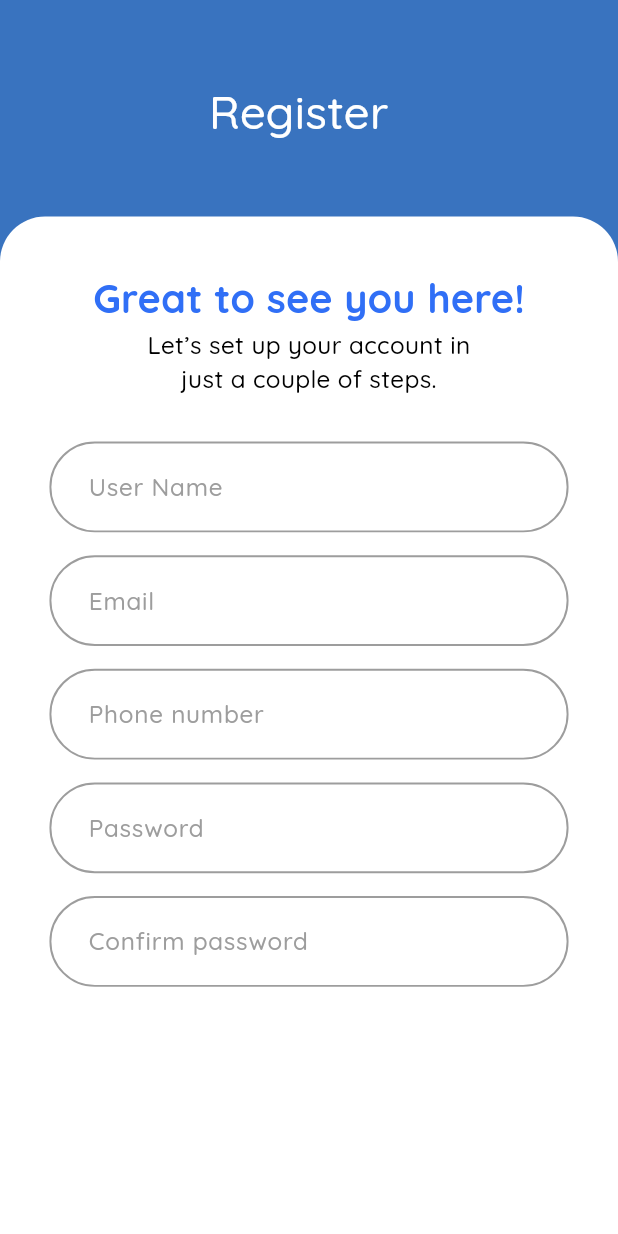
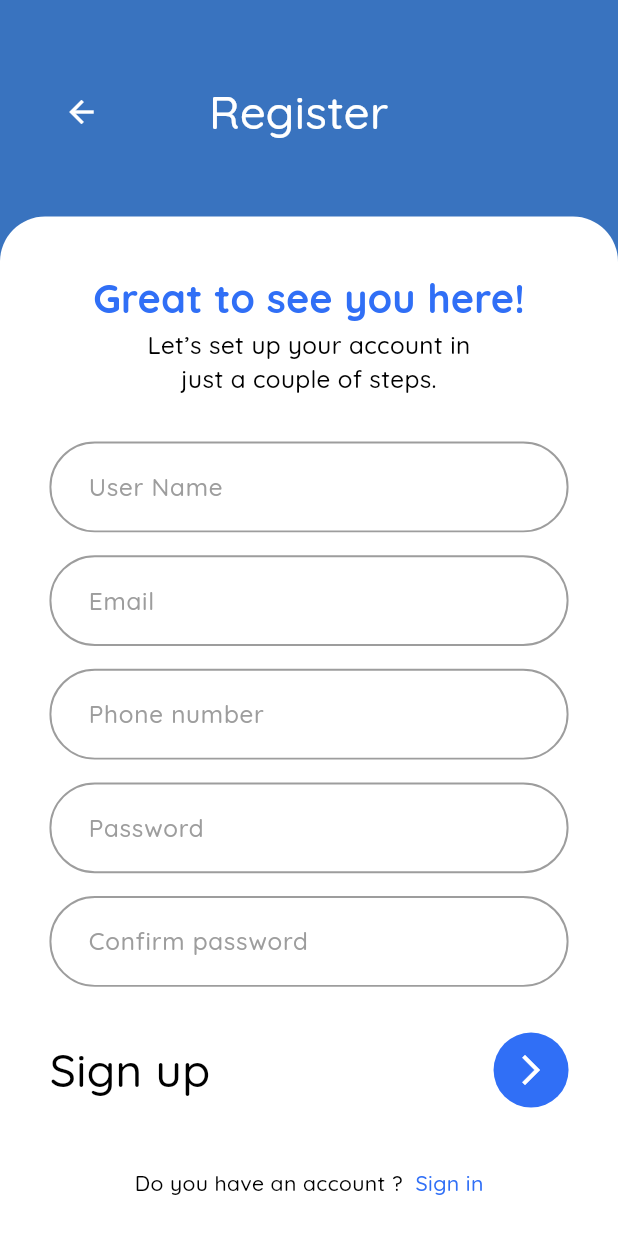
Before and after one commit to M7mdAbolila/shuwaikh, a Flutter app: the SignupScreen screen opened by its route, on a phone screen of 412 x 824 dp. Run offline on Flutter 3.47's test engine with Material 3 defaults, Android fonts, the phone set to English and light mode, and no system bars; our stand-ins replace flutter_screenutil, flutter_svg.

Commit message:
finish signup ui

```diff
--- /dev/null
+++ b/lib/features/sign_up/ui/widgets/have_account_text.dart
@@ -0,0 +1,31 @@
+import 'package:flutter/material.dart';
+import 'package:shuwaikh/core/helpers/extensions.dart';
+import 'package:shuwaikh/core/theming/styles.dart';
+
+import '../../../../core/routing/routes.dart';
+
+class HaveAnAccountText extends StatelessWidget {
+  const HaveAnAccountText({super.key});
+
+  @override
+  Widget build(BuildContext context) {
+    return InkWell(
+      onTap: () {
+        context.pushNamed(Routes.loginScreen);
+      },
+      child: Row(
+        mainAxisSize: MainAxisSize.min,
+        children: [
+          Text(
+            'Do you have an account ? ',
+            style: TextStyles.font14Black400Weight,
+          ),
+          Text(
+            ' Sign in',
+            style: TextStyles.font14Blue400Weight,
+          )
+        ],
+      ),
+    );
+  }
+}
--- a/lib/features/sign_up/ui/widgets/sign_up_body.dart
+++ b/lib/features/sign_up/ui/widgets/sign_up_body.dart
@@ -1,5 +1,7 @@
 import 'package:flutter/material.dart';
 import 'package:flutter_screenutil/flutter_screenutil.dart';
+import 'package:shuwaikh/core/helpers/extensions.dart';
+import 'package:shuwaikh/features/sign_up/ui/widgets/have_account_text.dart';
 import '../../../../core/helpers/spacing.dart';
 import '../../../../core/theming/styles.dart';
 import '../../../../core/widgets/app_background.dart';
@@ -12,6 +14,11 @@ class SignupScreenBody extends StatelessWidget {
   Widget build(BuildContext context) {
     return AppBackground(
       appBarTitle: 'Register',
+      appBarIcon: const Icon(
+        Icons.arrow_back,
+        color: Colors.white,
+      ),
+      appBarOnPressed: () => context.pop(),
       body: Padding(
         padding: EdgeInsets.symmetric(horizontal: 30.w),
         child: Column(
@@ -31,6 +38,8 @@ class SignupScreenBody extends StatelessWidget {
             ),
             verticalSpace(30),
             const SignupForm(),
+            verticalSpace(40),
+            const HaveAnAccountText(),
           ],
         ),
       ),
--- a/lib/features/sign_up/ui/widgets/sign_up_form.dart
+++ b/lib/features/sign_up/ui/widgets/sign_up_form.dart
@@ -1,6 +1,10 @@
 import 'package:flutter/material.dart';
+import 'package:shuwaikh/core/helpers/extensions.dart';
 import 'package:shuwaikh/core/helpers/spacing.dart';
 import 'package:shuwaikh/core/widgets/app_text_field.dart';
+
+import '../../../../core/routing/routes.dart';
+import '../../../../core/widgets/app_auth_button.dart';
 
 class SignupForm extends StatelessWidget {
   const SignupForm({super.key});
@@ -18,6 +22,13 @@ class SignupForm extends StatelessWidget {
         AppTextFormField(hintText: 'Password', validator: (value) {}),
         verticalSpace(15),
         AppTextFormField(hintText: 'Confirm password', validator: (value) {}),
+        verticalSpace(30),
+        AppAuthButton(
+          text: 'Sign up',
+          onTap: () {
+            context.pushNamed(Routes.otp);
+          },
+        ),
       ],
     );
   }
```
